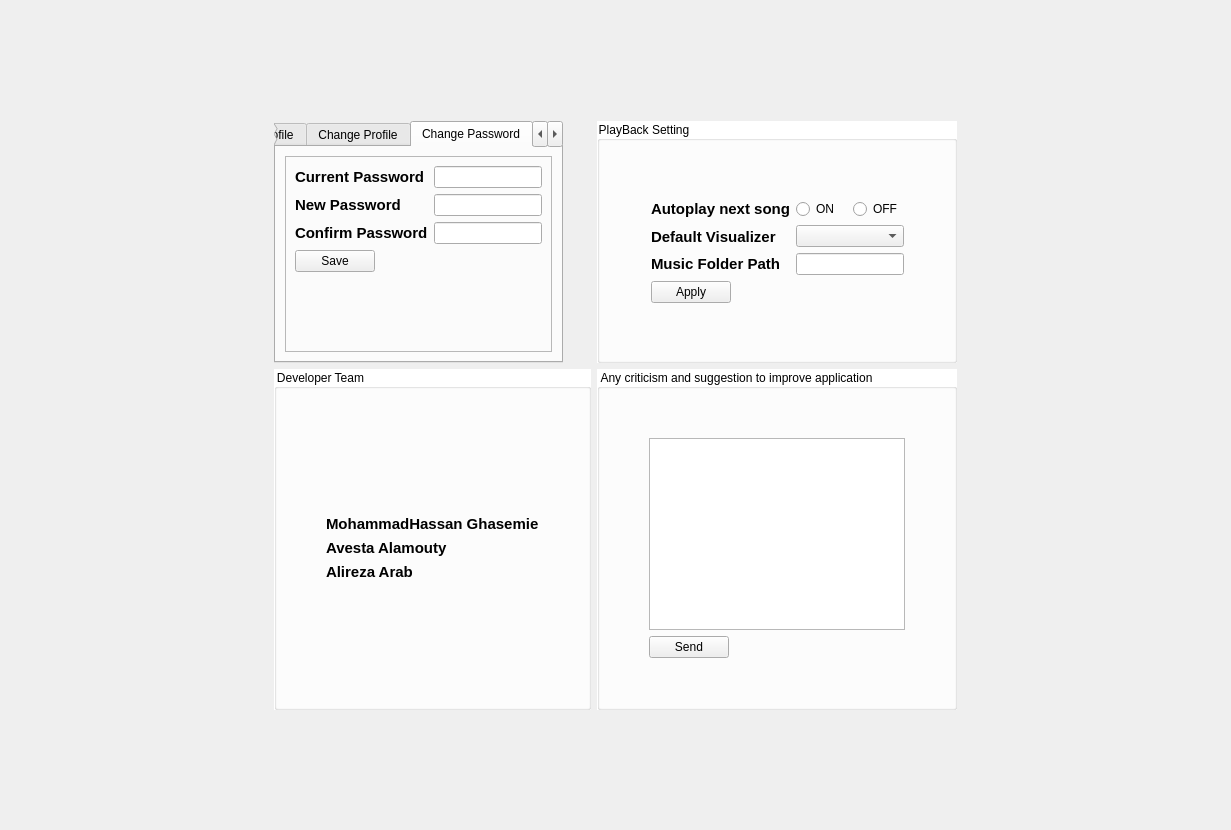
Avesta85/JukeBox, file ui/settingdialog.ui: the form before one commit.
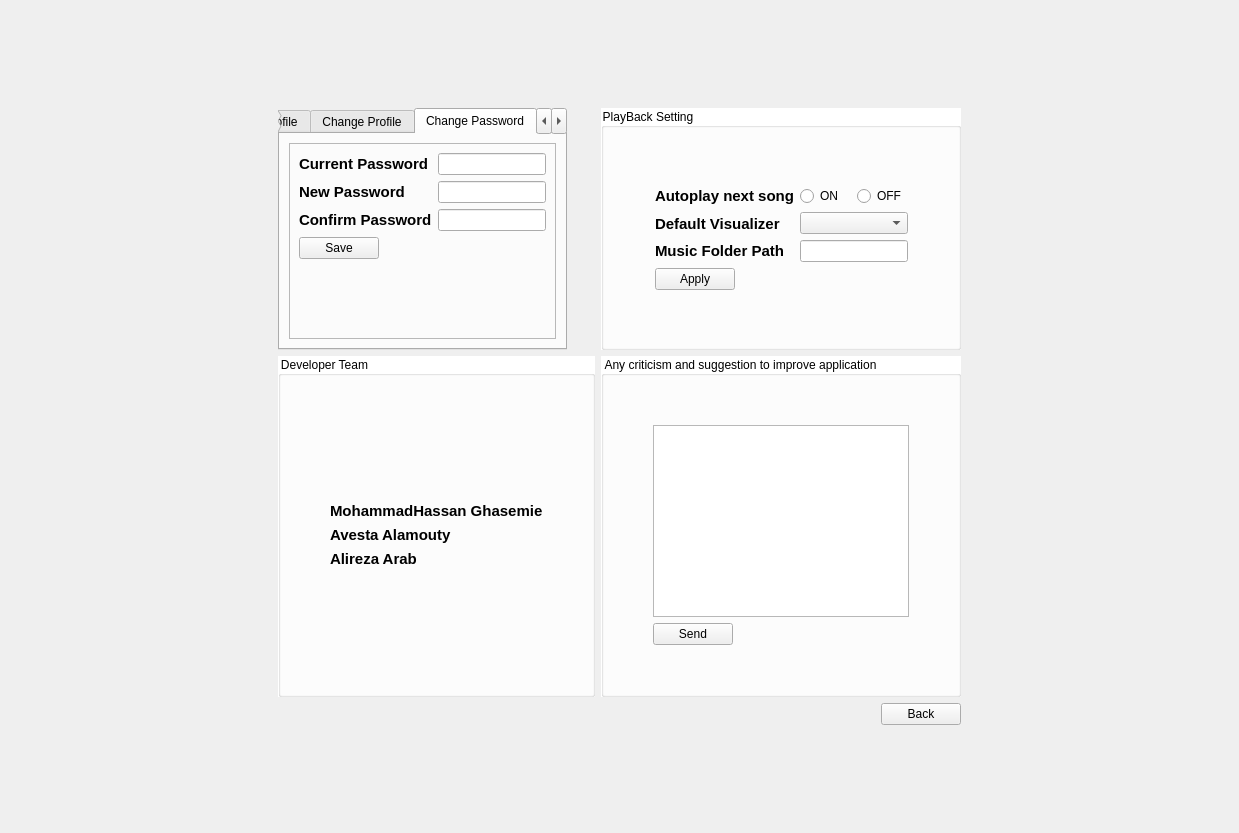
The form after the commit. Icons and pictures are not drawn.

Commit message: adding back botton to ui

Patch:
```diff
--- a/ui/settingdialog.ui
+++ b/ui/settingdialog.ui
@@ -6,8 +6,8 @@
    <rect>
     <x>0</x>
     <y>0</y>
-    <width>1231</width>
-    <height>830</height>
+    <width>1239</width>
+    <height>833</height>
    </rect>
   </property>
   <property name="windowTitle">
@@ -23,8 +23,8 @@
 }</string>
   </property>
   <layout class="QGridLayout" name="gridLayout_12">
-   <item row="2" column="1">
-    <spacer name="verticalSpacer_12">
+   <item row="0" column="1">
+    <spacer name="verticalSpacer_13">
      <property name="orientation">
       <enum>Qt::Orientation::Vertical</enum>
      </property>
@@ -36,7 +36,22 @@
      </property>
     </spacer>
    </item>
-   <item row="1" column="1">
+   <item row="1" column="0">
+    <spacer name="horizontalSpacer_13">
+     <property name="orientation">
+      <enum>Qt::Orientation::Horizontal</enum>
+     </property>
+     <property name="sizeHint" stdset="0">
+      <size>
+       <width>40</width>
+       <height>20</height>
+      </size>
+     </property>
+    </spacer>
+   </item>
+   <item row="1" column="1" rowspan="2" colspan="2">
+    <layout class="QVBoxLayout" name="verticalLayout_14">
+     <item>
     <layout class="QFormLayout" name="formLayout">
      <item row="0" column="0">
       <widget class="QTabWidget" name="tabWidget_profile">
@@ -802,21 +817,10 @@
      </item>
     </layout>
    </item>
-   <item row="0" column="1">
-    <spacer name="verticalSpacer_13">
-     <property name="orientation">
-      <enum>Qt::Orientation::Vertical</enum>
-     </property>
-     <property name="sizeHint" stdset="0">
-      <size>
-       <width>20</width>
-       <height>40</height>
-      </size>
-     </property>
-    </spacer>
-   </item>
-   <item row="1" column="0">
-    <spacer name="horizontalSpacer_13">
+     <item>
+      <layout class="QHBoxLayout" name="horizontalLayout_10">
+       <item>
+        <spacer name="horizontalSpacer_15">
      <property name="orientation">
       <enum>Qt::Orientation::Horizontal</enum>
      </property>
@@ -828,7 +832,18 @@
      </property>
     </spacer>
    </item>
-   <item row="1" column="2">
+       <item>
+        <widget class="QPushButton" name="pushButton">
+         <property name="text">
+          <string>Back</string>
+         </property>
+        </widget>
+       </item>
+      </layout>
+     </item>
+    </layout>
+   </item>
+   <item row="2" column="3">
     <spacer name="horizontalSpacer_14">
      <property name="orientation">
       <enum>Qt::Orientation::Horizontal</enum>
@@ -841,6 +856,19 @@
      </property>
     </spacer>
    </item>
+   <item row="3" column="2">
+    <spacer name="verticalSpacer_12">
+     <property name="orientation">
+      <enum>Qt::Orientation::Vertical</enum>
+     </property>
+     <property name="sizeHint" stdset="0">
+      <size>
+       <width>20</width>
+       <height>40</height>
+      </size>
+     </property>
+    </spacer>
+   </item>
   </layout>
  </widget>
  <resources/>
```
Lines whose indentation alone changed are shown as unchanged. The commit also changes 7 other files.
